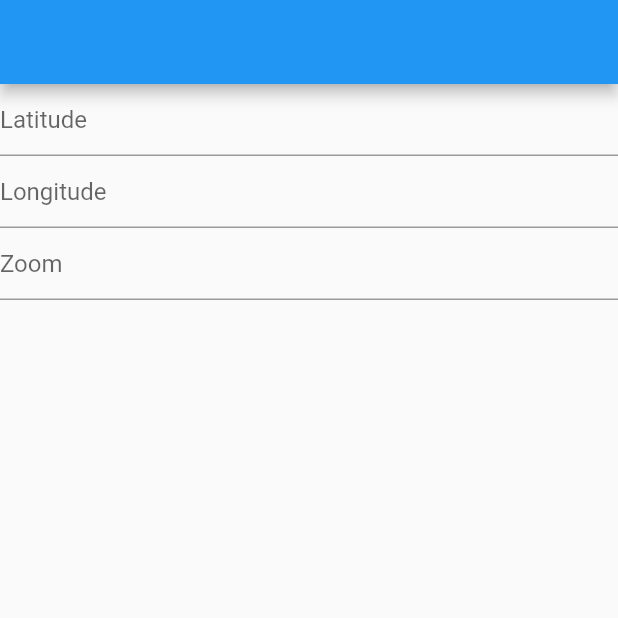
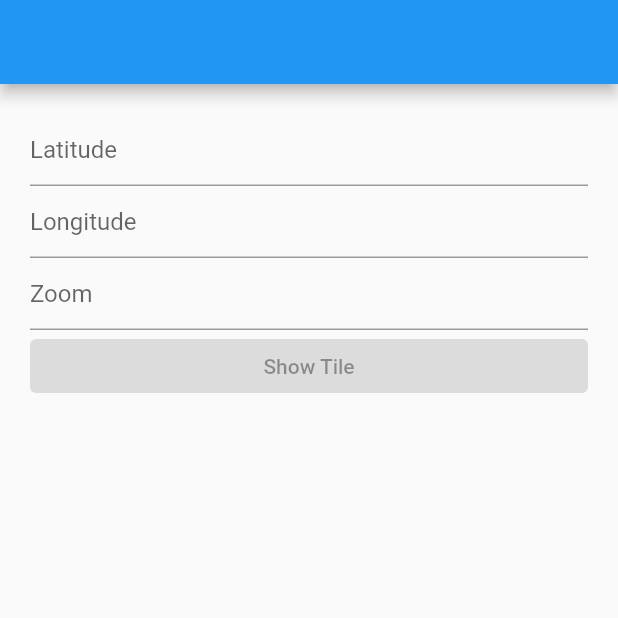
Before and after one commit to bytes7bytes7/map_tile, a Flutter app: the screen it shows after launch, on a phone screen of 412 x 824 dp, the top half of it. Run offline on Flutter 3.47's test engine with Material 2 defaults, Android fonts, the light colour scheme and no system bars; our stand-ins replace flutter_bloc, freezed_annotation.

Commit message:
fix TileState.canSubmit

```diff
--- a/lib/main.dart
+++ b/lib/main.dart
@@ -45,9 +45,11 @@ class _Body extends StatelessWidget {
       builder: (context, state) {
         return ListView(
           shrinkWrap: true,
+          padding: const EdgeInsets.all(20),
           children: [
             TextField(
               onChanged: (v) => bloc.add(TileEvent.setLatitude(v)),
+              keyboardType: TextInputType.number,
               decoration: InputDecoration(
                 hintText: 'Latitude',
                 errorText: state.latitudeError,
@@ -55,6 +57,7 @@ class _Body extends StatelessWidget {
             ),
             TextField(
               onChanged: (v) => bloc.add(TileEvent.setLongitude(v)),
+              keyboardType: TextInputType.number,
               decoration: InputDecoration(
                 hintText: 'Longitude',
                 errorText: state.longitudeError,
@@ -62,10 +65,17 @@ class _Body extends StatelessWidget {
             ),
             TextField(
               onChanged: (v) => bloc.add(TileEvent.setZoom(v)),
+              keyboardType: TextInputType.number,
               decoration: InputDecoration(
                 hintText: 'Zoom',
                 errorText: state.zoomError,
               ),
+            ),
+            ElevatedButton(
+              onPressed: state.canSubmit
+                  ? () => bloc.add(const TileEvent.submit())
+                  : null,
+              child: const Text('Show Tile'),
             ),
           ],
         );
--- a/lib/tile/tile_bloc.dart
+++ b/lib/tile/tile_bloc.dart
@@ -28,7 +28,7 @@ class TileBloc extends Bloc<TileEvent, TileState> {
       );
     }
 
-    final value = double.tryParse(event.latitude);
+    final value = double.tryParse(event.latitude.replaceAll(',', '.'));
 
     if (value == null) {
       return emit(
@@ -59,7 +59,7 @@ class TileBloc extends Bloc<TileEvent, TileState> {
       );
     }
 
-    final value = double.tryParse(event.longitude);
+    final value = double.tryParse(event.longitude.replaceAll(',', '.'));
 
     if (value == null) {
       return emit(
--- a/lib/tile/tile_state.dart
+++ b/lib/tile/tile_state.dart
@@ -20,15 +20,15 @@ class TileState with _$TileState {
       return false;
     }
 
-    if (latitudeError?.isNotEmpty != true) {
+    if (latitudeError != null) {
       return false;
     }
 
-    if (longitudeError?.isNotEmpty != true) {
+    if (longitudeError != null) {
       return false;
     }
 
-    if (zoomError?.isNotEmpty != true) {
+    if (zoomError != null) {
       return false;
     }
 
@@ -44,6 +44,6 @@ class TileState with _$TileState {
       return false;
     }
 
-    return false;
+    return true;
   }
 }
```
